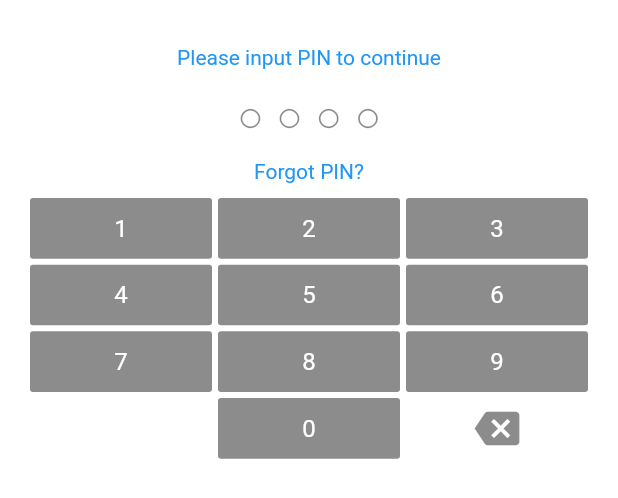
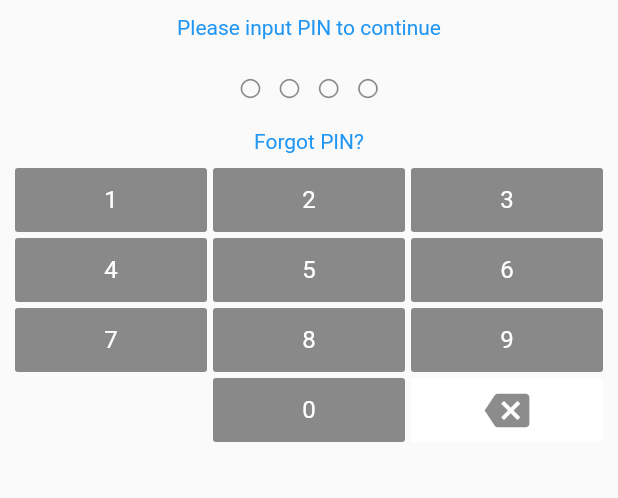
Before and after one commit to SachinGanesh/flutter-pin-code, a Flutter app: the PinCodeView widget shown alone on an empty page, opened directly, on a phone screen of 412 x 824 dp. Shown: the top 498 px of the screen. Run offline on Flutter 3.47's test engine with Material 2 defaults, Android fonts, the phone set to English and light mode, and no system bars; our stand-ins replace bloc, equatable, flutter_bloc.

Commit message:
replace column by listview

```diff
--- a/lib/src/pin_code_view.dart
+++ b/lib/src/pin_code_view.dart
@@ -24,7 +24,8 @@ class PinCodeView extends StatefulWidget {
   final Color normalColor;
   final Color selectedColor;
 
-  const PinCodeView({Key key,
+  const PinCodeView(
+      {Key key,
       this.title,
       this.subTitle,
       this.errorMsg,
@@ -75,12 +76,7 @@ class _StatePinCodeView extends State<PinCodeView> {
             selLength = state.selLength;
             hasError = state.hasError;
           }
-          return Container(
-            color: widget.bgColor,
-            padding: EdgeInsets.all(20),
-            child: Column(
-              crossAxisAlignment: CrossAxisAlignment.stretch,
-              mainAxisSize: MainAxisSize.max,
+          return ListView(
             children: <Widget>[
               SizedBox(
                 height: 10,
@@ -106,8 +102,7 @@ class _StatePinCodeView extends State<PinCodeView> {
                       itemCount: widget.length,
                     ),
                   )),
-                Flexible(
-                    child: Visibility(
+              Visibility(
                 visible: hasError,
                 child: Container(
                   padding: EdgeInsets.only(
@@ -119,7 +114,7 @@ class _StatePinCodeView extends State<PinCodeView> {
                     textAlign: TextAlign.center,
                   ),
                 ),
-                    )),
+              ),
               SizedBox(
                 height: 10,
               ),
@@ -127,8 +122,8 @@ class _StatePinCodeView extends State<PinCodeView> {
               SizedBox(
                 height: 10,
               ),
-                Expanded(
-                    child: GridView.count(
+              GridView.count(
+                padding: EdgeInsets.only(left: 10, right: 10),
                 shrinkWrap: true,
                 childAspectRatio: 3,
                 crossAxisCount: 3,
@@ -148,9 +143,8 @@ class _StatePinCodeView extends State<PinCodeView> {
                   buildButtonNumber(0),
                   buildContainerIcon(Icons.backspace),
                 ],
-                    ))
+              )
             ],
-            ),
           );
         },
       ),
```
Lines whose indentation alone changed are shown as unchanged.
